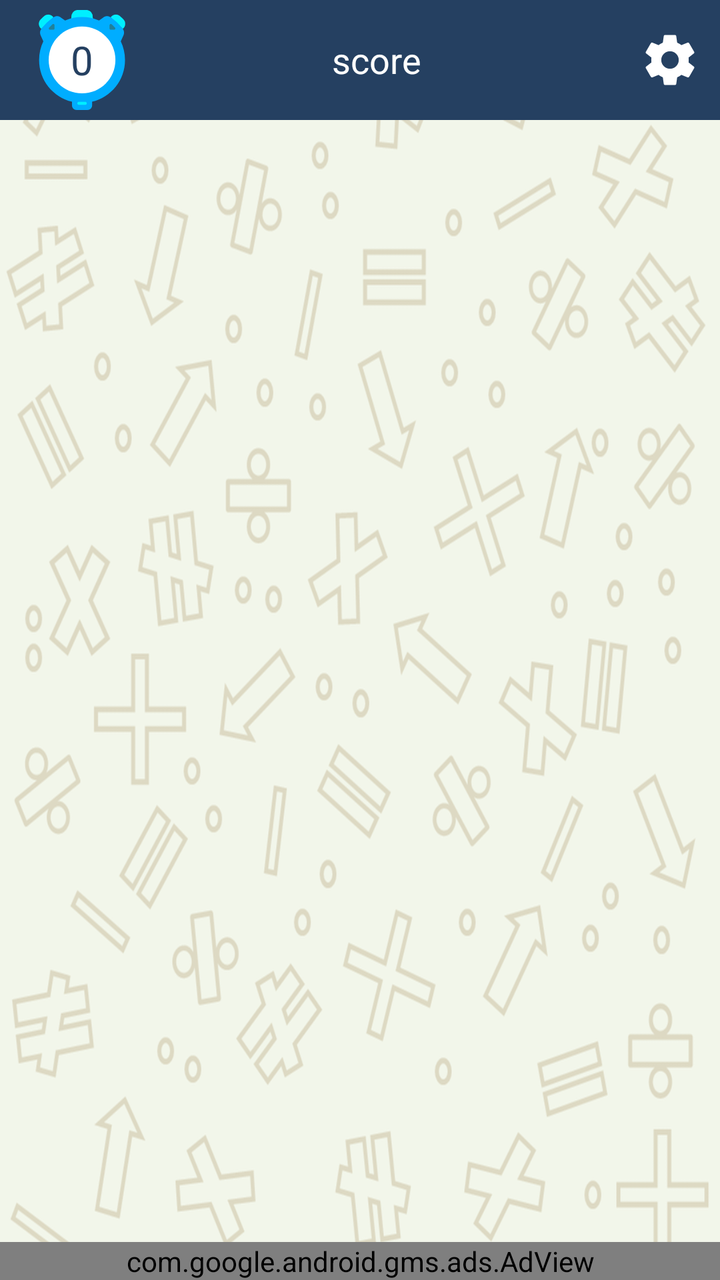
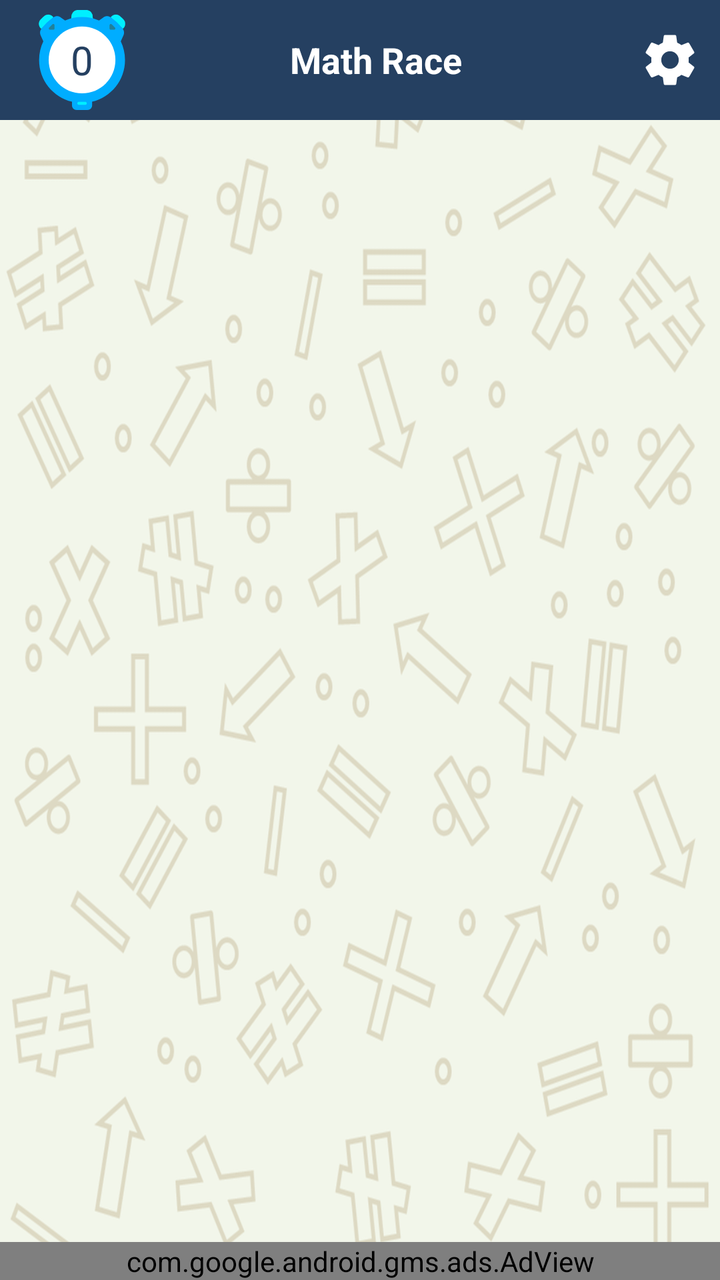

Screens rendered from an Android XML layout before and after an edit, with the pre-edit source and the edit as a unified diff.
<!-- AndroidManifest.xml: application theme AppTheme -->
<!-- res/layout/activity_main.xml -->
<?xml version="1.0" encoding="utf-8"?>
<RelativeLayout xmlns:android="http://schemas.android.com/apk/res/android"
    xmlns:app="http://schemas.android.com/apk/res-auto"
    xmlns:tools="http://schemas.android.com/tools"
    android:id="@+id/main_layout"
    android:layout_width="match_parent"
    android:layout_height="match_parent"
    android:background="@drawable/app_background">

    <android.support.v7.widget.Toolbar
        android:id="@+id/main_toolbar"
        android:layout_width="match_parent"
        android:layout_height="wrap_content"
        android:layout_alignParentTop="true"
        android:background="@color/colorPrimary"
        android:layoutDirection="ltr">

        <RelativeLayout
            android:layout_width="match_parent"
            android:layout_height="match_parent"
            android:layout_marginTop="5dp"
            android:layout_marginBottom="5dp">

            <TextView
                android:id="@+id/main_tv_timer"
                android:layout_width="50dp"
                android:layout_height="50dp"
                android:layout_alignParentLeft="true"
                android:layout_centerVertical="true"
                android:background="@drawable/ic_chronometer"
                android:gravity="center"
                android:text="0"
                android:textColor="@color/colorPrimaryDark"
                android:textSize="20sp" />

            <TextView
                android:id="@+id/main_tv_score"
                android:layout_width="wrap_content"
                android:layout_height="wrap_content"
                android:layout_alignParentTop="true"
                android:layout_centerHorizontal="true"
                android:layout_centerVertical="true"
                android:gravity="center_horizontal"
                android:text="score"
                android:textColor="@color/colorWhite"
                android:textSize="18sp" />

            <ImageView
                android:id="@+id/main_iv_setting"
                android:layout_width="50dp"
                android:layout_height="50dp"
                android:layout_alignParentRight="true"
                android:layout_centerVertical="true"
                android:padding="10dp"
                android:src="@drawable/ic_settings_black_24dp" />
        </RelativeLayout>
    </android.support.v7.widget.Toolbar>

    <LinearLayout
        android:id="@+id/main_quiz_layout"
        android:layout_width="match_parent"
        android:layout_height="match_parent"
        android:layout_above="@id/adView"
        android:layout_below="@id/main_toolbar"
        android:layoutDirection="ltr"
        android:orientation="vertical"
        android:padding="10dp"
        android:visibility="gone">

        <TextView
            android:id="@+id/main_tv_question"
            android:layout_width="match_parent"
            android:layout_height="wrap_content"
            android:layout_marginStart="10dp"
            android:layout_marginEnd="10dp"
            android:layout_weight="1"
            android:background="@drawable/question_background"
            android:gravity="center"
            android:text=""
            android:textSize="30sp" />

        <LinearLayout
            android:layout_width="match_parent"
            android:layout_height="wrap_content"
            android:layout_weight="1.5"
            android:orientation="horizontal"
            android:weightSum="2">

            <Button
                android:id="@+id/main_btn_answer1"
                android:layout_width="0dp"
                android:layout_height="match_parent"
                android:layout_margin="10dp"
                android:layout_weight="1"
                android:background="@drawable/answers_background"
                android:text=""
                android:textSize="32sp"
                android:textStyle="bold" />

            <Button
                android:id="@+id/main_btn_answer2"
                android:layout_width="0dp"
                android:layout_height="match_parent"
                android:layout_margin="10dp"
                android:layout_weight="1"
                android:background="@drawable/answers_background"
                android:text=""
                android:textSize="32sp"
                android:textStyle="bold" />
        </LinearLayout>

        <LinearLayout
            android:layout_width="match_parent"
            android:layout_height="wrap_content"
            android:layout_weight="1.5"
            android:orientation="horizontal">

            <Button
                android:id="@+id/main_btn_answer3"
                android:layout_width="0dp"
                android:layout_height="match_parent"
                android:layout_margin="10dp"
                android:layout_weight="1"
                android:background="@drawable/answers_background"
                android:text=""
                android:textSize="32sp"
                android:textStyle="bold" />

            <Button
                android:id="@+id/main_btn_answer4"
                android:layout_width="0dp"
                android:layout_height="match_parent"
                android:layout_margin="10dp"
                android:layout_weight="1"
                android:background="@drawable/answers_background"
                android:text=""
                android:textSize="32sp"
                android:textStyle="bold" />
        </LinearLayout>
    </LinearLayout>

    <LinearLayout
        android:id="@+id/main_game_over_layout"
        android:layout_width="wrap_content"
        android:layout_height="wrap_content"
        android:layout_centerInParent="true"
        android:layout_marginTop="10dp"
        android:layout_marginBottom="10dp"
        android:background="@drawable/bg_popup_base_panel"
        android:gravity="center"
        android:orientation="vertical"
        android:paddingStart="40dp"
        android:paddingTop="10dp"
        android:paddingEnd="40dp"
        android:visibility="gone"
        android:paddingBottom="10dp">

        <ImageView
            android:layout_width="80dp"
            android:layout_height="80dp"
            android:padding="5dp"
            android:src="@drawable/ic_loser"
            android:id="@+id/main_game_over_iv_status"/>

        <TextView
            android:id="@+id/main_game_over_tv_score"
            android:layout_width="wrap_content"
            android:layout_height="wrap_content"
            android:text="@string/score"
            android:gravity="center_horizontal"
            android:textColor="@color/colorPrimaryDark"
            android:textSize="20sp"
            android:textStyle="bold" />

        <Button
            android:id="@+id/main_game_over_btn_watch_video"
            android:layout_width="wrap_content"
            android:layout_height="wrap_content"
            android:layout_marginTop="15dp"
            android:background="@drawable/button_background_one"
            android:paddingStart="20dp"
            android:paddingEnd="20dp"
            android:text="@string/watch_video"
            android:textAllCaps="false"
            android:textColor="@color/colorBlack"
            android:textSize="16sp" />

        <TextView
            android:id="@+id/main_game_over_tv_video_hint"
            android:layout_width="wrap_content"
            android:layout_height="wrap_content"
            android:text="@string/watch_video_hint"
            android:textColor="@color/colorPrimaryDark" />

        <Button
            android:id="@+id/main_game_over_btn_to_quiz"
            android:layout_width="wrap_content"
            android:layout_height="wrap_content"
            android:layout_marginTop="15dp"
            android:background="@drawable/button_background_three"
            android:paddingStart="20dp"
            android:paddingEnd="20dp"
            android:text="@string/play_quiz"
            android:textAllCaps="false"
            android:textColor="@color/colorWhite"
            android:textSize="16sp" />

        <TextView
            android:id="@+id/main_game_over_tv_quiz_hint"
            android:layout_width="wrap_content"
            android:layout_height="wrap_content"
            android:text="@string/play_quiz_hint"
            android:textColor="@color/colorPrimaryDark" />

        <Button
            android:id="@+id/main_game_over_btn_start_again"
            android:layout_width="wrap_content"
            android:layout_height="wrap_content"
            android:layout_marginTop="15dp"
            android:background="@drawable/button_background_two"
            android:paddingStart="20dp"
            android:paddingEnd="20dp"
            android:text="@string/start_again"
            android:textAllCaps="false"
            android:textColor="@color/colorWhite"
            android:textSize="16sp" />

        
        
        
        
        
        
        
        
        
        
        
        
        
        
        
    </LinearLayout>

    <Button
        android:id="@+id/main_btn_start"
        android:layout_width="wrap_content"
        android:layout_height="wrap_content"
        android:layout_centerInParent="true"
        android:background="@drawable/button_background_two"
        android:paddingStart="30dp"
        android:paddingTop="20dp"
        android:paddingEnd="30dp"
        android:paddingBottom="20dp"
        android:text="@string/start_again"
        android:textAllCaps="false"

        android:textColor="@color/colorWhite"
        android:textSize="18sp"
        android:textStyle="bold"
        android:visibility="gone" />

    <com.google.android.gms.ads.AdView xmlns:ads="http://schemas.android.com/apk/res-auto"
        android:id="@+id/adView"
        android:layout_width="match_parent"
        android:layout_height="wrap_content"
        android:layout_alignParentBottom="true"
        android:layout_centerHorizontal="true"
        ads:adSize="SMART_BANNER"
        ads:adUnitId="ca-app-pub-3940256099942544/6300978111" />
</RelativeLayout>
<!-- resources referenced by this layout -->
<resources>
  <color name="colorBlack">#000</color>
  <color name="colorPrimary">#254061</color>
  <color name="colorPrimaryDark">#254061</color>
  <color name="colorWhite">#FFF</color>
  <!-- drawable answers_background (drawable) -->
  <?xml version="1.0" encoding="utf-8"?>
  <shape xmlns:android="http://schemas.android.com/apk/res/android">
      <corners android:radius="25dp" />
      <solid android:color="#AAf2f2f2"/>
      <stroke
          android:color="@color/colorPrimaryDark"
          android:width="3dp"
          android:dashWidth="5dp" />
  </shape>
  <!-- drawable bg_popup_base_panel (drawable) -->
  <shape xmlns:android="http://schemas.android.com/apk/res/android">
      <solid
          android:color="#AAFFFFFF"/>
      <corners
          android:radius="15dp" />
      <padding
          android:left="10dp"
          android:top="10dp"
          android:right="10dp"
          android:bottom="10dp" />
      <stroke android:color="@color/colorBlack" android:width="2dp"/>
  </shape>
  <!-- drawable button_background_two (drawable) -->
  <shape xmlns:android="http://schemas.android.com/apk/res/android">
      <solid
          android:color="@color/dark_one"/>
      <corners
          android:radius="15dp" />
      <padding
          android:left="10dp"
          android:top="10dp"
          android:right="10dp"
          android:bottom="10dp" />
      <stroke
          android:width="3dp"
          android:color="@color/light_more"/>
  </shape>
  <!-- drawable question_background (drawable) -->
  <?xml version="1.0" encoding="utf-8"?>
  <shape xmlns:android="http://schemas.android.com/apk/res/android">
      <solid android:color="@color/colorWhite" />
      <corners android:radius="25dp" />
      <stroke
          android:width="5dp"
          android:color="@color/dark_two" />
  </shape>
  <string name="play_quiz">Play Quick Quiz</string>
  <string name="play_quiz_hint">Test your skills and get extra seconds</string>
  <string name="score">Score</string>
  <string name="start_again">Start New Game</string>
  <string name="watch_video">Watch Video</string>
  <string name="watch_video_hint">Get 5 seconds extra</string>
  <style name="AppTheme" parent="Theme.AppCompat.Light.DarkActionBar">
          
          <item name="colorPrimary">@color/colorPrimary</item>
          <item name="colorPrimaryDark">@color/colorPrimaryDark</item>
          <item name="colorAccent">@color/colorAccent</item>
      </style>
  <color name="light_quite">#00efff</color>
  <color name="dark_one">#254061</color>
  <color name="light_more">#00adff</color>
  <color name="dark_two">#218099</color>
  <color name="colorAccent">#00adff</color>
  <!-- unchanged entries left out for length: 6 -->
</resources>

<!-- the commit's change to res/layout/activity_main.xml (unified diff, before → after) -->
@@ -5,15 +5,15 @@
     android:id="@+id/main_layout"
     android:layout_width="match_parent"
     android:layout_height="match_parent"
-    android:background="@drawable/app_background">
+    android:background="@drawable/app_background"
+    android:layoutDirection="ltr">
 
     <android.support.v7.widget.Toolbar
         android:id="@+id/main_toolbar"
         android:layout_width="match_parent"
         android:layout_height="wrap_content"
         android:layout_alignParentTop="true"
-        android:background="@color/colorPrimary"
-        android:layoutDirection="ltr">
+        android:background="@color/colorPrimary">
 
         <RelativeLayout
             android:layout_width="match_parent"
@@ -41,9 +41,10 @@
                 android:layout_centerHorizontal="true"
                 android:layout_centerVertical="true"
                 android:gravity="center_horizontal"
-                android:text="score"
+                android:text="@string/app_name"
                 android:textColor="@color/colorWhite"
-                android:textSize="18sp" />
+                android:textSize="18sp"
+                android:textStyle="bold" />
 
             <ImageView
                 android:id="@+id/main_iv_setting"
@@ -59,10 +60,9 @@
     <LinearLayout
         android:id="@+id/main_quiz_layout"
         android:layout_width="match_parent"
-        android:layout_height="match_parent"
+        android:layout_height="wrap_content"
         android:layout_above="@id/adView"
         android:layout_below="@id/main_toolbar"
-        android:layoutDirection="ltr"
         android:orientation="vertical"
         android:padding="10dp"
         android:visibility="gone">
@@ -139,13 +139,17 @@
         </LinearLayout>
     </LinearLayout>
 
+
     <LinearLayout
         android:id="@+id/main_game_over_layout"
         android:layout_width="wrap_content"
         android:layout_height="wrap_content"
         android:layout_centerInParent="true"
-        android:layout_marginTop="10dp"
-        android:layout_marginBottom="10dp"
+        android:layout_gravity="center"
+        android:layout_marginStart="10dp"
+        android:layout_marginTop="5dp"
+        android:layout_marginEnd="10dp"
+        android:layout_marginBottom="5dp"
         android:background="@drawable/bg_popup_base_panel"
         android:gravity="center"
         android:orientation="vertical"
@@ -156,27 +160,27 @@
         android:paddingBottom="10dp">
 
         <ImageView
-            android:layout_width="80dp"
-            android:layout_height="80dp"
+            android:id="@+id/main_game_over_iv_status"
+            android:layout_width="70dp"
+            android:layout_height="70dp"
             android:padding="5dp"
-            android:src="@drawable/ic_loser"
-            android:id="@+id/main_game_over_iv_status"/>
+            android:src="@drawable/ic_loser" />
 
         <TextView
             android:id="@+id/main_game_over_tv_score"
             android:layout_width="wrap_content"
             android:layout_height="wrap_content"
+            android:gravity="center_horizontal"
             android:text="@string/score"
-            android:gravity="center_horizontal"
             android:textColor="@color/colorPrimaryDark"
-            android:textSize="20sp"
+            android:textSize="18sp"
             android:textStyle="bold" />
 
         <Button
             android:id="@+id/main_game_over_btn_watch_video"
             android:layout_width="wrap_content"
             android:layout_height="wrap_content"
-            android:layout_marginTop="15dp"
+            android:layout_marginTop="10dp"
             android:background="@drawable/button_background_one"
             android:paddingStart="20dp"
             android:paddingEnd="20dp"
@@ -196,7 +200,7 @@
             android:id="@+id/main_game_over_btn_to_quiz"
             android:layout_width="wrap_content"
             android:layout_height="wrap_content"
-            android:layout_marginTop="15dp"
+            android:layout_marginTop="10dp"
             android:background="@drawable/button_background_three"
             android:paddingStart="20dp"
             android:paddingEnd="20dp"
@@ -216,7 +220,7 @@
             android:id="@+id/main_game_over_btn_start_again"
             android:layout_width="wrap_content"
             android:layout_height="wrap_content"
-            android:layout_marginTop="15dp"
+            android:layout_marginTop="10dp"
             android:background="@drawable/button_background_two"
             android:paddingStart="20dp"
             android:paddingEnd="20dp"
@@ -225,21 +229,21 @@
             android:textColor="@color/colorWhite"
             android:textSize="16sp" />
 
-        
-        
-        
-        
-        
-        
-        
-        
-        
-        
-        
-        
-        
-        
-        
+        <Button
+            android:id="@+id/main_game_over_btn_share_on_fb"
+            android:layout_width="wrap_content"
+            android:layout_height="wrap_content"
+            android:layout_gravity="center_horizontal"
+            android:layout_marginTop="10dp"
+            android:layout_marginBottom="5dp"
+            android:background="@drawable/fb_button"
+            android:drawableStart="@drawable/share_url_24dp"
+            android:drawablePadding="15dp"
+            android:padding="15sp"
+            android:text="@string/share_on_facebook"
+            android:textAllCaps="false"
+            android:textColor="@color/colorWhite"
+            android:textSize="16sp" />
     </LinearLayout>
 
     <Button
@@ -254,7 +258,6 @@
         android:paddingBottom="20dp"
         android:text="@string/start_again"
         android:textAllCaps="false"
-
         android:textColor="@color/colorWhite"
         android:textSize="18sp"
         android:textStyle="bold"
<!-- resource entries referenced after the edit -->
@@ -42,6 +42,13 @@
           android:width="3dp"
           android:color="@color/light_more"/>
   </shape>
+  <!-- drawable fb_button (drawable) -->
+  <?xml version="1.0" encoding="utf-8"?>
+  <shape xmlns:android="http://schemas.android.com/apk/res/android"
+      android:shape="rectangle">
+      <solid android:color="#4267b2" />
+      <corners android:radius="15dp" />
+  </shape>
   <!-- drawable question_background (drawable) -->
   <?xml version="1.0" encoding="utf-8"?>
   <shape xmlns:android="http://schemas.android.com/apk/res/android">
@@ -51,9 +58,21 @@
           android:width="5dp"
           android:color="@color/dark_two" />
   </shape>
+  <!-- drawable share_url_24dp (drawable) -->
+  <vector xmlns:android="http://schemas.android.com/apk/res/android"
+          android:width="24dp"
+          android:height="24dp"
+          android:viewportWidth="24.0"
+          android:viewportHeight="24.0">
+      <path
+          android:fillColor="#FFFFFF"
+          android:pathData="M18,16.08c-0.76,0 -1.44,0.3 -1.96,0.77L8.91,12.7c0.05,-0.23 0.09,-0.46 0.09,-0.7s-0.04,-0.47 -0.09,-0.7l7.05,-4.11c0.54,0.5 1.25,0.81 2.04,0.81 1.66,0 3,-1.34 3,-3s-1.34,-3 -3,-3 -3,1.34 -3,3c0,0.24 0.04,0.47 0.09,0.7L8.04,9.81C7.5,9.31 6.79,9 6,9c-1.66,0 -3,1.34 -3,3s1.34,3 3,3c0.79,0 1.5,-0.31 2.04,-0.81l7.12,4.16c-0.05,0.21 -0.08,0.43 -0.08,0.65 0,1.61 1.31,2.92 2.92,2.92 1.61,0 2.92,-1.31 2.92,-2.92s-1.31,-2.92 -2.92,-2.92z"/>
+  </vector>
+  <string name="app_name">Math Race</string>
   <string name="play_quiz">Play Quick Quiz</string>
   <string name="play_quiz_hint">Test your skills and get extra seconds</string>
   <string name="score">Score</string>
+  <string name="share_on_facebook">Share Your Score</string>
   <string name="start_again">Start New Game</string>
   <string name="watch_video">Watch Video</string>
   <string name="watch_video_hint">Get 5 seconds extra</string>
